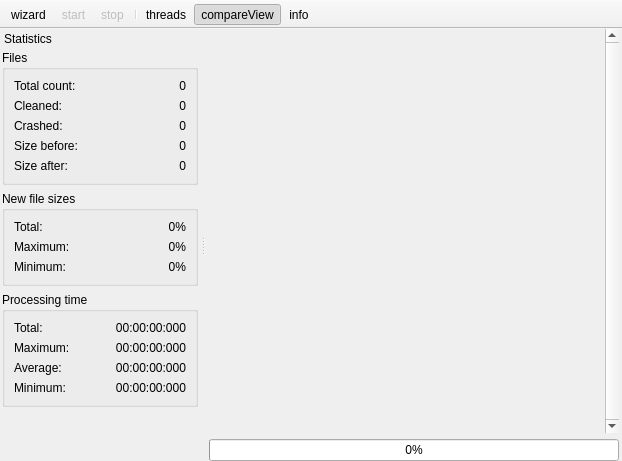
First picture: the form in src/mainwindow.ui, repository RazrFalcon/svgcleaner, before the edit.
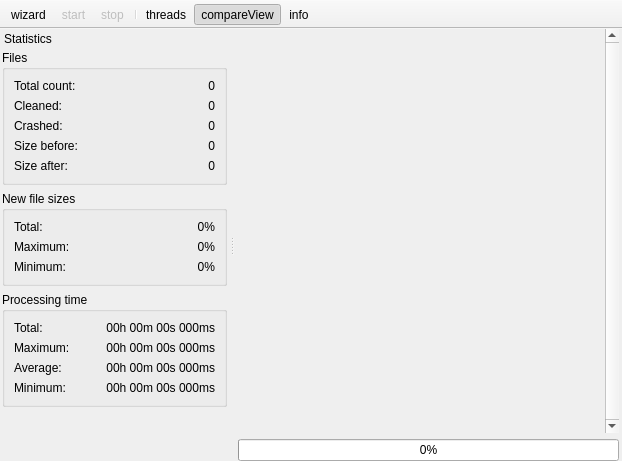
Second picture: the form after the edit.

Patch:
```diff
--- a/src/mainwindow.ui
+++ b/src/mainwindow.ui
@@ -72,7 +72,7 @@
         <rect>
          <x>0</x>
          <y>0</y>
-         <width>394</width>
+         <width>365</width>
          <height>409</height>
         </rect>
        </property>
@@ -116,7 +116,7 @@
   <widget class="QDockWidget" name="dockStatistics">
    <property name="minimumSize">
     <size>
-     <width>200</width>
+     <width>229</width>
      <height>426</height>
     </size>
    </property>
@@ -166,7 +166,7 @@
         <item row="0" column="1">
          <widget class="QLabel" name="lblIFullTime">
           <property name="text">
-           <string>00:00:00:000</string>
+           <string>00h 00m 00s 000ms</string>
           </property>
           <property name="alignment">
            <set>Qt::AlignRight|Qt::AlignTrailing|Qt::AlignVCenter</set>
@@ -200,7 +200,7 @@
         <item row="2" column="1">
          <widget class="QLabel" name="lblIAverageTime">
           <property name="text">
-           <string>00:00:00:000</string>
+           <string>00h 00m 00s 000ms</string>
           </property>
           <property name="alignment">
            <set>Qt::AlignRight|Qt::AlignTrailing|Qt::AlignVCenter</set>
@@ -213,7 +213,7 @@
         <item row="1" column="1">
          <widget class="QLabel" name="lblIMaxTime">
           <property name="text">
-           <string>00:00:00:000</string>
+           <string>00h 00m 00s 000ms</string>
           </property>
           <property name="alignment">
            <set>Qt::AlignRight|Qt::AlignTrailing|Qt::AlignVCenter</set>
@@ -226,7 +226,7 @@
         <item row="3" column="1">
          <widget class="QLabel" name="lblIMinTime">
           <property name="text">
-           <string>00:00:00:000</string>
+           <string>00h 00m 00s 000ms</string>
           </property>
           <property name="alignment">
            <set>Qt::AlignRight|Qt::AlignTrailing|Qt::AlignVCenter</set>
```
